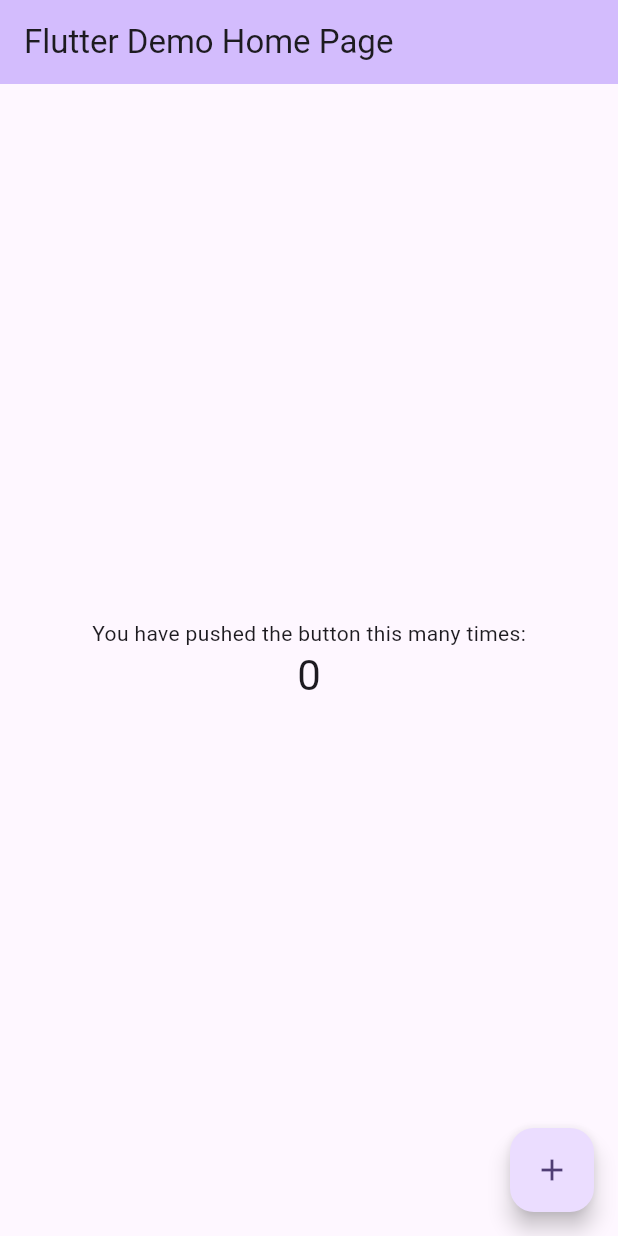
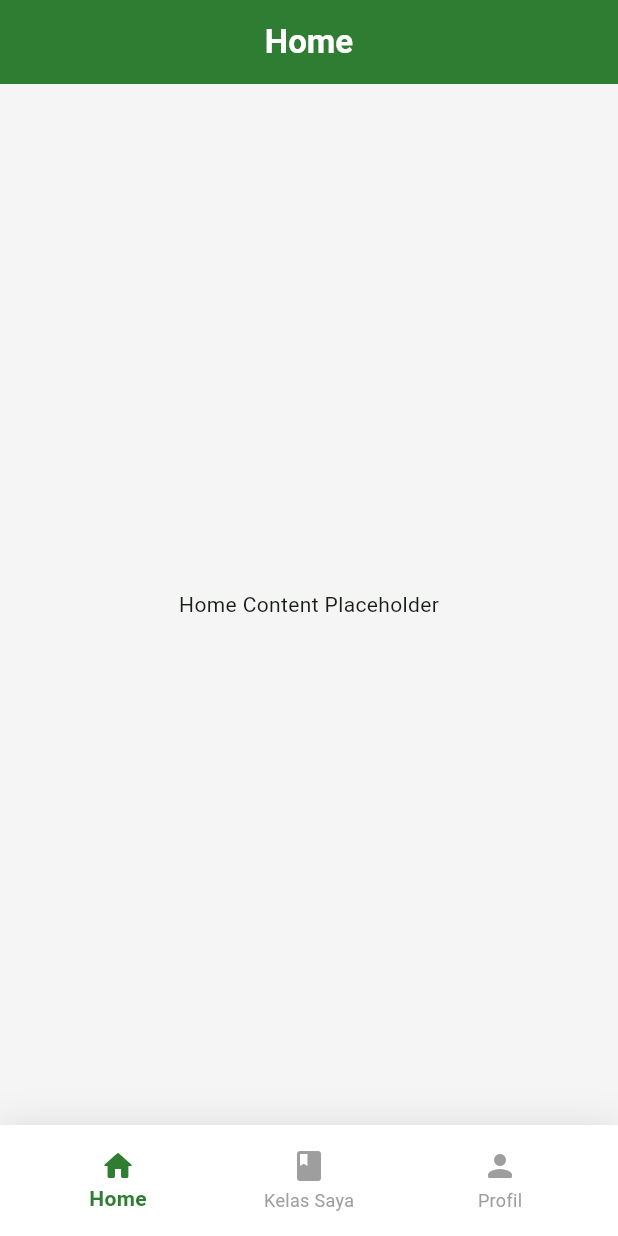
Before and after one commit to FirdausA76/uasmobile, a Flutter app: the screen it shows after launch, on a phone screen of 412 x 824 dp. Run offline on Flutter 3.47's test engine with Material 3 defaults, Android fonts, the phone set to English and light mode, and no system bars.

Commit message:
membuat bottom navigation

```diff
--- /dev/null
+++ b/lib/home_screen.dart
@@ -0,0 +1,20 @@
+import 'package:flutter/material.dart';
+
+class HomeScreen extends StatelessWidget {
+  const HomeScreen({super.key});
+
+  @override
+  Widget build(BuildContext context) {
+    return Scaffold(
+      appBar: AppBar(
+        title: const Text('Home', style: TextStyle(color: Colors.white, fontWeight: FontWeight.bold)),
+        backgroundColor: const Color(0xFF2E7D32),
+        centerTitle: true,
+        elevation: 0,
+      ),
+      body: const Center(
+        child: Text('Home Content Placeholder'),
+      ),
+    );
+  }
+}
--- /dev/null
+++ b/lib/kelas_saya_screen.dart
@@ -0,0 +1,19 @@
+import 'package:flutter/material.dart';
+
+class KelasSayaScreen extends StatelessWidget {
+  const KelasSayaScreen({super.key});
+
+  @override
+  Widget build(BuildContext context) {
+    return Scaffold(
+      appBar: AppBar(
+        title: const Text('Kelas Saya', style: TextStyle(color: Colors.white, fontWeight: FontWeight.bold)),
+        backgroundColor: const Color(0xFF2E7D32),
+        centerTitle: true,
+      ),
+      body: const Center(
+        child: Text('Kelas Saya Content Placeholder'),
+      ),
+    );
+  }
+}
--- a/lib/main.dart
+++ b/lib/main.dart
@@ -1,4 +1,5 @@
 import 'package:flutter/material.dart';
+import 'main_navigation.dart';
 
 void main() {
   runApp(const MyApp());
@@ -7,116 +8,20 @@ void main() {
 class MyApp extends StatelessWidget {
   const MyApp({super.key});
 
-  // This widget is the root of your application.
   @override
   Widget build(BuildContext context) {
     return MaterialApp(
-      title: 'Flutter Demo',
+      title: 'LMS App',
+      debugShowCheckedModeBanner: false,
       theme: ThemeData(
-        // This is the theme of your application.
-        //
-        // TRY THIS: Try running your application with "flutter run". You'll see
-        // the application has a purple toolbar. Then, without quitting the app,
-        // try changing the seedColor in the colorScheme below to Colors.green
-        // and then invoke "hot reload" (save your changes or press the "hot
-        // reload" button in a Flutter-supported IDE, or press "r" if you used
-        // the command line to start the app).
-        //
-        // Notice that the counter didn't reset back to zero; the application
-        // state is not lost during the reload. To reset the state, use hot
-        // restart instead.
-        //
-        // This works for code too, not just values: Most code changes can be
-        // tested with just a hot reload.
-        colorScheme: ColorScheme.fromSeed(seedColor: Colors.deepPurple),
+        colorScheme: ColorScheme.fromSeed(
+          seedColor: const Color(0xFF2E7D32),
+          primary: const Color(0xFF2E7D32),
+        ),
+        useMaterial3: true,
+        scaffoldBackgroundColor: const Color(0xFFF5F5F5),
       ),
-      home: const MyHomePage(title: 'Flutter Demo Home Page'),
+      home: const MainNavigation(),
     );
   }
 }
-
-class MyHomePage extends StatefulWidget {
-  const MyHomePage({super.key, required this.title});
-
-  // This widget is the home page of your application. It is stateful, meaning
-  // that it has a State object (defined below) that contains fields that affect
-  // how it looks.
-
-  // This class is the configuration for the state. It holds the values (in this
-  // case the title) provided by the parent (in this case the App widget) and
-  // used by the build method of the State. Fields in a Widget subclass are
-  // always marked "final".
-
-  final String title;
-
-  @override
-  State<MyHomePage> createState() => _MyHomePageState();
-}
-
-class _MyHomePageState extends State<MyHomePage> {
-  int _counter = 0;
-
-  void _incrementCounter() {
-    setState(() {
-      // This call to setState tells the Flutter framework that something has
-      // changed in this State, which causes it to rerun the build method below
-      // so that the display can reflect the updated values. If we changed
-      // _counter without calling setState(), then the build method would not be
-      // called again, and so nothing would appear to happen.
-      _counter++;
-    });
-  }
-
-  @override
-  Widget build(BuildContext context) {
-    // This method is rerun every time setState is called, for instance as done
-    // by the _incrementCounter method above.
-    //
-    // The Flutter framework has been optimized to make rerunning build methods
-    // fast, so that you can just rebuild anything that needs updating rather
-    // than having to individually change instances of widgets.
-    return Scaffold(
-      appBar: AppBar(
-        // TRY THIS: Try changing the color here to a specific color (to
-        // Colors.amber, perhaps?) and trigger a hot reload to see the AppBar
-        // change color while the other colors stay the same.
-        backgroundColor: Theme.of(context).colorScheme.inversePrimary,
-        // Here we take the value from the MyHomePage object that was created by
-        // the App.build method, and use it to set our appbar title.
-        title: Text(widget.title),
-      ),
-      body: Center(
-        // Center is a layout widget. It takes a single child and positions it
-        // in the middle of the parent.
-        child: Column(
-          // Column is also a layout widget. It takes a list of children and
-          // arranges them vertically. By default, it sizes itself to fit its
-          // children horizontally, and tries to be as tall as its parent.
-          //
-          // Column has various properties to control how it sizes itself and
-          // how it positions its children. Here we use mainAxisAlignment to
-          // center the children vertically; the main axis here is the vertical
-          // axis because Columns are vertical (the cross axis would be
-          // horizontal).
-          //
-          // TRY THIS: Invoke "debug painting" (choose the "Toggle Debug Paint"
-          // action in the IDE, or press "p" in the console), to see the
-          // wireframe for each widget.
-          mainAxisAlignment: MainAxisAlignment.center,
-          children: <Widget>[
-            const Text('You have pushed the button this many times:'),
-            Text(
-              '$_counter',
-              style: Theme.of(context).textTheme.headlineMedium,
-            ),
-          ],
-        ),
-      ),
-      floatingActionButton: FloatingActionButton(
-        onPressed: _incrementCounter,
-        tooltip: 'Increment',
-        child: const Icon(Icons.add),
-      ), // This trailing comma makes auto-formatting nicer for build methods.
-    );
-  }
-}
--- /dev/null
+++ b/lib/main_navigation.dart
@@ -0,0 +1,82 @@
+import 'package:flutter/material.dart';
+import 'home_screen.dart';
+import 'kelas_saya_screen.dart';
+import 'profil_screen.dart';
+
+class MainNavigation extends StatefulWidget {
+  const MainNavigation({super.key});
+
+  @override
+  State<MainNavigation> createState() => _MainNavigationState();
+}
+
+class _MainNavigationState extends State<MainNavigation> {
+  int _selectedIndex = 0;
+
+  static const List<Widget> _widgetOptions = <Widget>[
+    HomeScreen(),
+    KelasSayaScreen(),
+    ProfilScreen(),
+  ];
+
+  void _onItemTapped(int index) {
+    setState(() {
+      _selectedIndex = index;
+    });
+  }
+
+  @override
+  Widget build(BuildContext context) {
+    return Scaffold(
+      body: IndexedStack(
+        index: _selectedIndex,
+        children: _widgetOptions,
+      ),
+      bottomNavigationBar: Container(
+        decoration: BoxDecoration(
+          color: Colors.white,
+          boxShadow: [
+            BoxShadow(
+              blurRadius: 20,
+              color: Colors.black.withOpacity(.1),
+            )
+          ],
+        ),
+        child: SafeArea(
+          child: Padding(
+            padding: const EdgeInsets.symmetric(horizontal: 15.0, vertical: 8),
+            child: Theme(
+              data: Theme.of(context).copyWith(
+                canvasColor: Colors.transparent,
+              ),
+              child: BottomNavigationBar(
+                items: const <BottomNavigationBarItem>[
+                  BottomNavigationBarItem(
+                    icon: Icon(Icons.home_rounded),
+                    label: 'Home',
+                  ),
+                  BottomNavigationBarItem(
+                    icon: Icon(Icons.book_rounded),
+                    label: 'Kelas Saya',
+                  ),
+                  BottomNavigationBarItem(
+                    icon: Icon(Icons.person_rounded),
+                    label: 'Profil',
+                  ),
+                ],
+                currentIndex: _selectedIndex,
+                selectedItemColor: const Color(0xFF2E7D32), // Dark Green
+                unselectedItemColor: Colors.grey,
+                onTap: _onItemTapped,
+                backgroundColor: Colors.transparent,
+                elevation: 0,
+                type: BottomNavigationBarType.fixed,
+                selectedLabelStyle: const TextStyle(fontWeight: FontWeight.bold),
+              ),
+            ),
+          ),
+        ),
+      ),
+    );
+  }
+}
--- /dev/null
+++ b/lib/profil_screen.dart
@@ -0,0 +1,19 @@
+import 'package:flutter/material.dart';
+
+class ProfilScreen extends StatelessWidget {
+  const ProfilScreen({super.key});
+
+  @override
+  Widget build(BuildContext context) {
+    return Scaffold(
+      appBar: AppBar(
+        title: const Text('Profil', style: TextStyle(color: Colors.white, fontWeight: FontWeight.bold)),
+        backgroundColor: const Color(0xFF2E7D32),
+        centerTitle: true,
+      ),
+      body: const Center(
+        child: Text('Profil Content Placeholder'),
+      ),
+    );
+  }
+}
```
